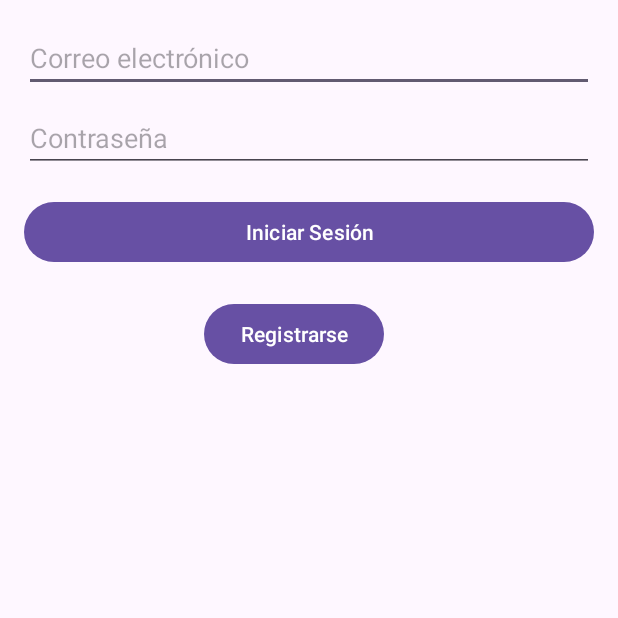
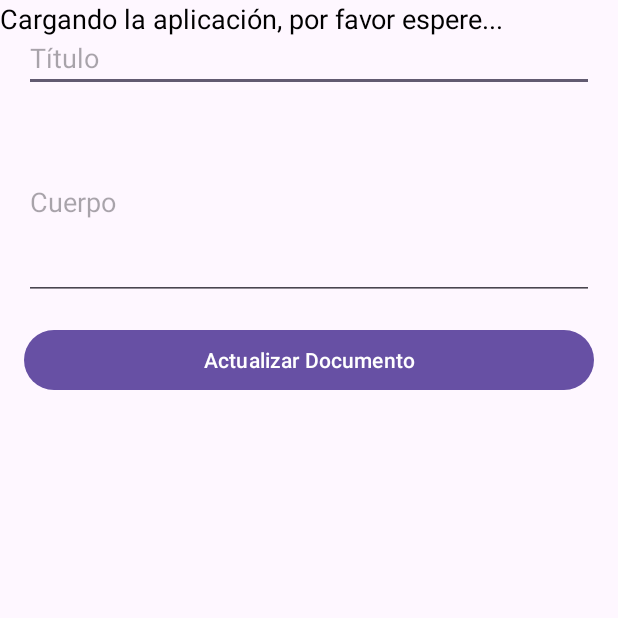
Before and after one commit to MatiasArielElguedaFaundez/asyncdocs, an Android app: the first screen one second after launch (LoginActivity before the commit, MainActivity after it), on a phone screen of 412 x 824 dp, the top half of it. Run offline under Robolectric (Android 15) with nearby library versions, the phone set to English and light mode, and no system bars; our stand-ins replace Firebase (no records; nobody signed in at launch, a user with empty details on screens opened directly).

```diff
--- /dev/null
+++ b/app/src/main/java/com/matias/firebase/FragmentEditText.java
@@ -0,0 +1,101 @@
+package com.matias.firebase;
+
+import static android.app.PendingIntent.getActivity;
+
+import android.os.Bundle;
+import android.view.LayoutInflater;
+import android.view.View;
+import android.view.ViewGroup;
+import android.widget.Button;
+import android.widget.EditText;
+import android.widget.Toast;
+
+import androidx.fragment.app.Fragment;
+
+import com.google.android.gms.tasks.OnFailureListener;
+import com.google.android.gms.tasks.OnSuccessListener;
+import com.google.firebase.auth.FirebaseAuth;
+import com.google.firebase.firestore.DocumentReference;
+import com.google.firebase.firestore.DocumentSnapshot;
+import com.google.firebase.firestore.FirebaseFirestore;
+import androidx.annotation.NonNull;
+
+public class FragmentEditText extends Fragment {
+    private EditText etTitle, etBody;
+    private Button btnUpdate;
+
+    private FirebaseAuth mAuth;
+    private FirebaseFirestore db;
+
+    // ID del documento que se está editando
+    private String documentId;
+
+    @Override
+    public View onCreateView(LayoutInflater inflater, ViewGroup container, Bundle savedInstanceState) {
+        View view = inflater.inflate(R.layout.fragment_edit_text, container, false);
+
+        mAuth = FirebaseAuth.getInstance();
+        db = FirebaseFirestore.getInstance();
+
+        etTitle = view.findViewById(R.id.etTitle);
+        etBody = view.findViewById(R.id.etBody);
+        btnUpdate = view.findViewById(R.id.btnUpdate);
+
+        // Obtener el ID del documento de los argumentos (puedes pasarlo desde la actividad principal)
+        if (getArguments() != null && getArguments().containsKey("documentId")) {
+            documentId = getArguments().getString("documentId");
+        }
+
+        // Cargar la información actual del documento y mostrarla en los EditText
+        loadDocumentInfo();
+
+        btnUpdate.setOnClickListener(new View.OnClickListener() {
+            @Override
+            public void onClick(View v) {
+                updateDocument();
+            }
+        });
+
+        return view;
+    }
+
+    private void loadDocumentInfo() {
+        DocumentReference documentRef = db.collection("documents").document(documentId);
+        documentRef.get().addOnSuccessListener(new OnSuccessListener<DocumentSnapshot>() {
+            @Override
+            public void onSuccess(DocumentSnapshot documentSnapshot) {
+                if (documentSnapshot.exists()) {
+                    // Obtener los valores actuales del documento y mostrarlos en los EditText
+                    String currentTitle = documentSnapshot.getString("title");
+                    String currentBody = documentSnapshot.getString("body");
+
+                    etTitle.setText(currentTitle);
+                    etBody.setText(currentBody);
+                }
+            }
+        });
+    }
+
+    private void updateDocument() {
+        // Obtener los nuevos valores del título y el cuerpo
+        String newTitle = etTitle.getText().toString().trim();
+        String newBody = etBody.getText().toString().trim();
+
+        // Actualizar el documento en Firestore
+        DocumentReference documentRef = db.collection("documents").document(documentId);
+        documentRef
+                .update("title", newTitle, "body", newBody)
+                .addOnSuccessListener(new OnSuccessListener<Void>() {
+                    @Override
+                    public void onSuccess(Void aVoid) {
+                        Toast.makeText(getActivity(), "Documento actualizado correctamente", Toast.LENGTH_SHORT).show();
+                    }
+                })
+                .addOnFailureListener(new OnFailureListener() {
+                    @Override
+                    public void onFailure(@NonNull Exception e) {
+                        Toast.makeText(getActivity(), "Error al actualizar el documento", Toast.LENGTH_SHORT).show();
+                    }
+                });
+    }
+}
--- a/app/src/main/java/com/matias/firebase/LoginActivity.java
+++ b/app/src/main/java/com/matias/firebase/LoginActivity.java
@@ -9,6 +9,9 @@ import android.widget.Toast;
 
 import androidx.annotation.NonNull;
 import androidx.appcompat.app.AppCompatActivity;
+import androidx.fragment.app.Fragment;
+import androidx.fragment.app.FragmentManager;
+import androidx.fragment.app.FragmentTransaction;
 
 import com.google.android.gms.tasks.OnCompleteListener;
 import com.google.android.gms.tasks.Task;
@@ -44,6 +47,7 @@ public class LoginActivity extends AppCompatActivity {
                             @Override
                             public void onComplete(@NonNull Task<AuthResult> task) {
                                 if (task.isSuccessful()) {
+                                    startActivity(new Intent(LoginActivity.this, DocumentListActivity.class));
                                     Toast.makeText(LoginActivity.this, "Inicio de sesión correctamente", Toast.LENGTH_SHORT).show();
                                 } else {
                                     Toast.makeText(LoginActivity.this, "Inicio de sesión fallido", Toast.LENGTH_SHORT).show();
--- a/app/src/main/java/com/matias/firebase/MainActivity.java
+++ b/app/src/main/java/com/matias/firebase/MainActivity.java
@@ -1,6 +1,8 @@
 package com.matias.firebase;
 
+import androidx.annotation.Nullable;
 import androidx.appcompat.app.AppCompatActivity;
+import androidx.fragment.app.FragmentTransaction;
 
 import android.content.Intent;
 import android.os.Bundle;
@@ -11,9 +13,25 @@ import android.widget.TextView;
 public class MainActivity extends AppCompatActivity {
 
     @Override
+    protected void onCreate(@Nullable Bundle savedInstanceState) {
+        super.onCreate(savedInstanceState);
+        setContentView(R.layout.activity_main);
+
+        FragmentTransaction transaction = getSupportFragmentManager().beginTransaction();
+        transaction.replace(R.id.fragment_container, new FragmentEditText());
+        transaction.commit();
+    }
+
+    @Override
     protected void onStart() {
         super.onStart();
-        startActivity(new Intent(MainActivity.this, LoginActivity.class));
-        finish();
+        findViewById(R.id.fragment_container).postDelayed(new Runnable() {
+            @Override
+            public void run() {
+                //loginActivity
+                startActivity(new Intent(MainActivity.this, LoginActivity.class));
+                finish();
+            }
+        }, 2000);
     }
 }
--- a/app/src/main/res/layout/activity_main.xml
+++ b/app/src/main/res/layout/activity_main.xml
@@ -14,4 +14,10 @@
         android:text="Cargando la aplicación, por favor espere..."
         tools:ignore="HardcodedText" />
 
+
+    <FrameLayout
+        android:id="@+id/fragment_container"
+        android:layout_width="match_parent"
+        android:layout_height="match_parent" />
+
 </RelativeLayout>
--- /dev/null
+++ b/app/src/main/res/layout/fragment_edit_text.xml
@@ -0,0 +1,32 @@
+<?xml version="1.0" encoding="utf-8"?>
+<RelativeLayout xmlns:android="http://schemas.android.com/apk/res/android"
+    android:layout_width="match_parent"
+    android:layout_height="match_parent"
+    android:padding="16dp">
+
+    <EditText
+        android:id="@+id/etTitle"
+        android:layout_width="match_parent"
+        android:layout_height="wrap_content"
+        android:layout_marginBottom="8dp"
+        android:hint="Título"
+        android:inputType="text" />
+
+    <EditText
+        android:id="@+id/etBody"
+        android:layout_width="match_parent"
+        android:layout_height="wrap_content"
+        android:layout_below="@id/etTitle"
+        android:layout_marginBottom="16dp"
+        android:hint="Cuerpo"
+        android:inputType="textMultiLine"
+        android:minLines="5" />
+
+    <Button
+        android:id="@+id/btnUpdate"
+        android:layout_width="match_parent"
+        android:layout_height="wrap_content"
+        android:layout_below="@id/etBody"
+        android:text="Actualizar Documento" />
+
+</RelativeLayout>
```
Also changed, not shown: app/src/main/java/com/matias/firebase/DocumentListActivity.java (added, +85 -0 lines), app/src/main/res/layout/activity_document_list.xml (added, +23 -0 lines).
